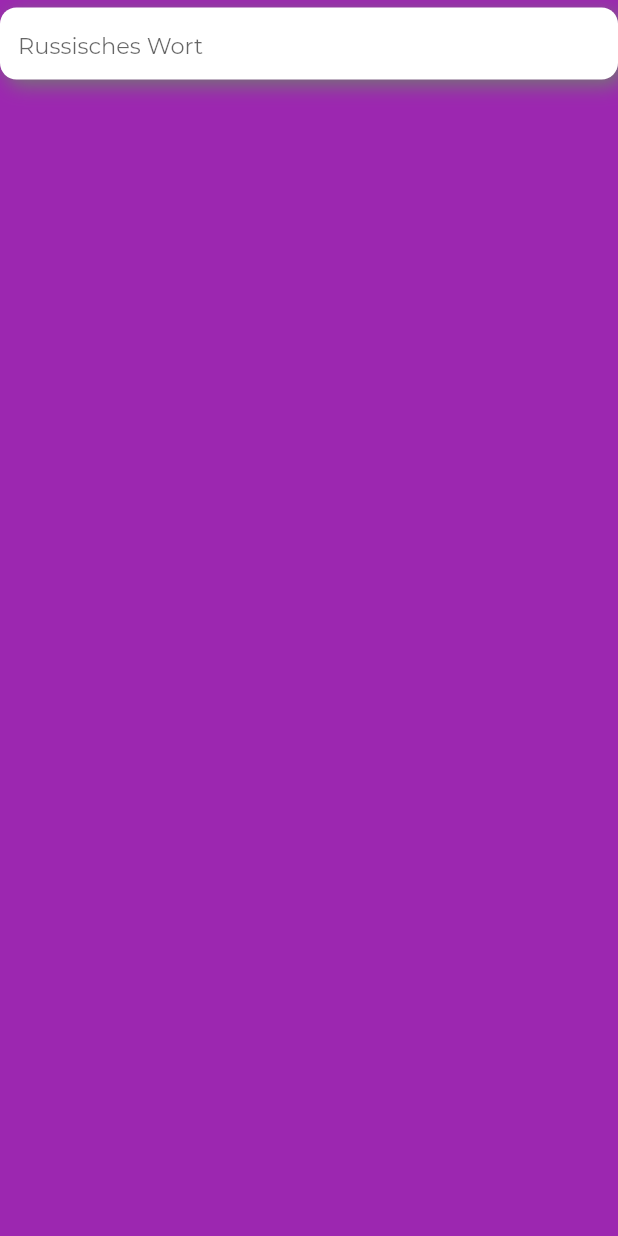
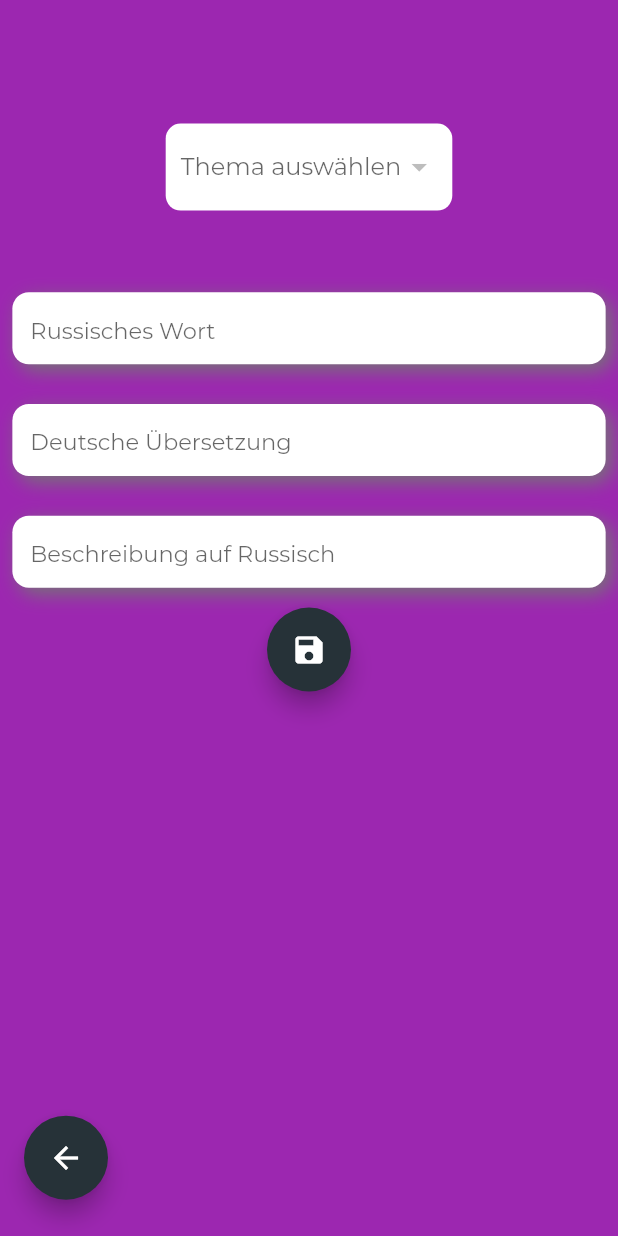
Before and after one commit to HannHank/Vocablii, a Flutter app: the Home screen opened by its route, after a tap on the "add" icon, on a phone screen of 412 x 824 dp. Run offline on Flutter 3.47's test engine with Material 2 defaults, Android fonts, the light colour scheme and no system bars; our stand-ins replace assets_audio_player, cloud_firestore, firebase_auth, firebase_core, firebase_storage, flutter_slidable; missing offline and left inert: flutter_statusbarcolor; accounts and stored records are empty; statements that could not run were skipped; project files that could hold a hidden picture were left out.

Commit message:
worked on addVoc

```diff
--- a/lib/home.dart
+++ b/lib/home.dart
@@ -393,20 +393,20 @@ class _Home extends State<Home> {
             floatingActionButton:
                 Row(mainAxisAlignment: MainAxisAlignment.spaceBetween, children: [
               Padding(
-                padding: EdgeInsets.only(left:SizeConfig.blockSizeHorizontal * 10,bottom: SizeConfig.blockSizeVertical * 2),
-                // TODO: Navigate to Add Vocabulary screen
+                padding: EdgeInsets.only(left:SizeConfig.blockSizeHorizontal * 5,bottom: SizeConfig.blockSizeVertical),
+
                 child: FloatingActionButton(
                   heroTag: "add",
                   onPressed: (){
                       Navigator.pushNamed(
                                               context, AddVoc.route,
-                                              arguments: {"data":"data"});
+                                              arguments: title);
                   },
                   child: Icon(Icons.add),
                 ),
               ),
               Padding(
-                padding:  EdgeInsets.only(right:SizeConfig.blockSizeHorizontal * 10, bottom: SizeConfig.blockSizeVertical * 2),
+                padding:  EdgeInsets.only(right:SizeConfig.blockSizeHorizontal * 5, bottom: SizeConfig.blockSizeVertical),
                 child: Nav(auth),
               ),
             ])));
--- a/lib/pages/addVoc.dart
+++ b/lib/pages/addVoc.dart
@@ -1,8 +1,9 @@
 import 'package:flutter/material.dart';
 import 'package:Vocablii/helper/responsive.dart';
 import 'package:Vocablii/components/InputField.dart';
+import 'package:cloud_firestore/cloud_firestore.dart';
 
-class AddVoc extends StatefulWidget{
+class AddVoc extends StatefulWidget {
   static const String route = "addVoc";
   final Map<String, String> args;
 
@@ -10,19 +11,116 @@ class AddVoc extends StatefulWidget{
   @override
   _AddVoc createState() => _AddVoc();
 }
-class _AddVoc extends State<AddVoc>{
-   final ruController = TextEditingController();
-    @override
+
+class _AddVoc extends State<AddVoc> {
+  CollectionReference topics = FirebaseFirestore.instance.collection('test');
+
+  final ruController = TextEditingController();
+  final deController = TextEditingController();
+  final descController = TextEditingController();
+
+  String selectedTopic;
+  Map<String, dynamic> vocs;
+
+  @override
+  void initState() {
+    super.initState();
+    print("widget data: " + widget.args.toString());
+  }
+
+  saveNewVoc() async {
+    print("value: " + selectedTopic.toString());
+    await topics.doc(selectedTopic).get().then((snapshot) => {
+          setState(() {
+            vocs = snapshot.data()['vocabulary'];
+          }),
+        });
+    List<String> newList = [];
+     vocs.keys.toList().forEach((element) {
+          newList.add(element.substring(4));
+     });
+     newList.sort();
+
+     int id = int.parse(newList.last) + 1;
+     int diff = 4 - id.toString().length;
+
+     String newId = "voc_" + "0" * diff + id.toString();
+     print("newId: " +  newId);
+     await topics.doc(selectedTopic).update({  "vocabulary." + newId:{'ru':ruController.text.trim(),'desc':descController.text.trim(),'de':deController.text.trim()}});
+  }
+
+  @override
   Widget build(BuildContext context) {
     SizeConfig().init(context);
     return Scaffold(
-      backgroundColor: Colors.purple,
-      body: Stack(
-        children: [
-          basicForm("Russisches Wort", 15, "muss ausgefüllt sein",false, 1,ruController)
-        ],
-      )
-
-    );
+        backgroundColor: Colors.purple,
+        body: Column(children: [
+          Padding(
+              padding: EdgeInsets.only(
+                  top: SizeConfig.blockSizeVertical * 10,
+                  left: SizeConfig.blockSizeVertical * 1,
+                  right: SizeConfig.blockSizeVertical * 1,
+                  bottom: SizeConfig.blockSizeVertical * 5),
+              child: Container(
+                  padding: EdgeInsets.symmetric(horizontal: 10, vertical: 5),
+                  decoration: BoxDecoration(
+                      color: Colors.white,
+                      borderRadius: BorderRadius.circular(10)),
+                  child: DropdownButton(
+                    underline: SizedBox(),
+                    dropdownColor: Colors.white,
+                    hint: Text('Thema auswählen'),
+                    value: selectedTopic,
+                    items: new List<DropdownMenuItem>.generate(
+                        widget.args.keys.length, (i) {
+                      return DropdownMenuItem(
+                        value: widget.args.keys.toList()[i],
+                        child: Text(widget.args[widget.args.keys.toList()[i]]),
+                      );
+                    }),
+                    onChanged: (newTopic) {
+                      setState(() {
+                        selectedTopic = newTopic;
+                      });
+                    },
+                  ))),
+          Padding(
+            padding: EdgeInsets.all(SizeConfig.blockSizeVertical * 1),
+            child: basicForm("Russisches Wort", 15, "muss ausgefüllt sein",
+                false, 1, ruController),
+          ),
+          Padding(
+            padding: EdgeInsets.all(SizeConfig.blockSizeVertical * 1),
+            child: basicForm("Deutsche Übersetzung", 15, "muss ausgefüllt sein",
+                false, 1, deController),
+          ),
+          Padding(
+            padding: EdgeInsets.all(SizeConfig.blockSizeVertical * 1),
+            child: basicForm("Beschreibung auf Russisch", 15, "ist optional",
+                false, null, descController),
+          ),
+          FloatingActionButton(
+              heroTag: "SaveButton",
+              onPressed: () async {
+                if (ruController.text.trim() != "" &&
+                    deController.text.trim() != "" &&
+                    selectedTopic != null) {
+                  await saveNewVoc();
+                }
+              },
+              child: Icon(
+                Icons.save,
+                color: Colors.white,
+              ))
+        ]),
+        floatingActionButtonLocation: FloatingActionButtonLocation.startFloat,
+        floatingActionButton: Padding(
+            padding: EdgeInsets.only(bottom: SizeConfig.blockSizeVertical * 1),
+            child: FloatingActionButton(
+              onPressed: () {
+                Navigator.pop(context);
+              },
+              child: Icon(Icons.arrow_back),
+            )));
   }
 }
```
